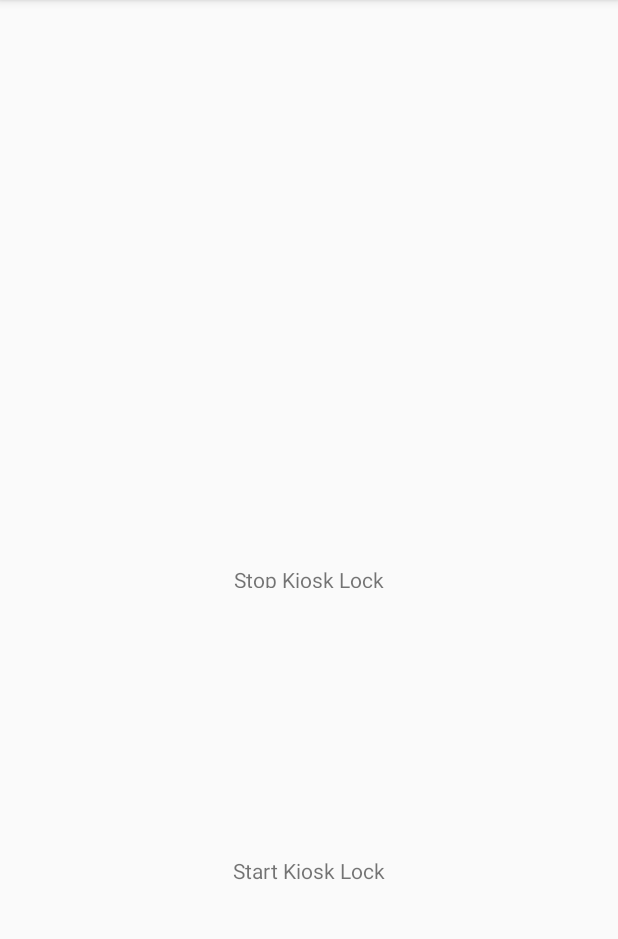
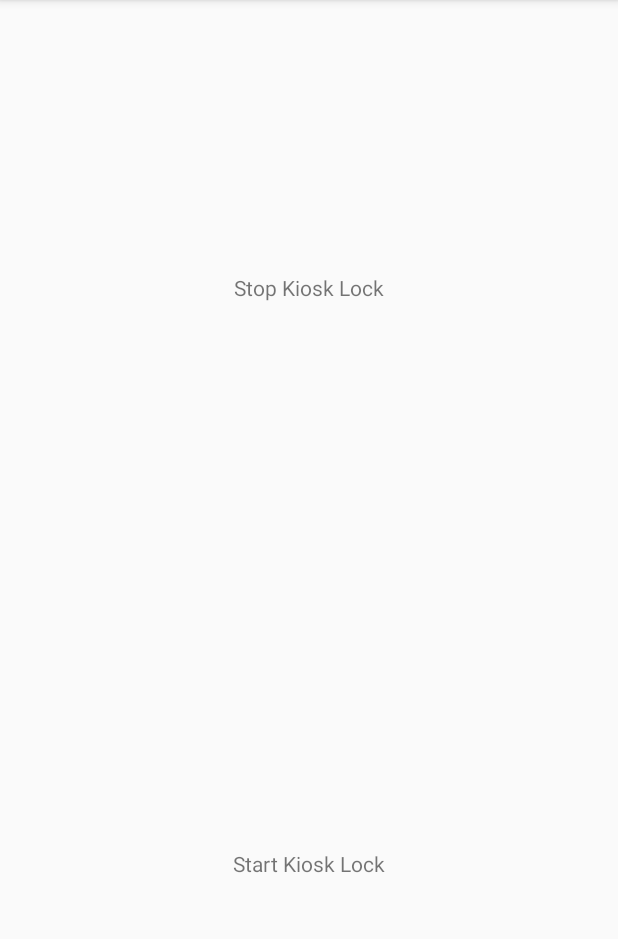
Before and after one commit to masumba/DemoKioskModeThemeLauncher, an Android app: the screen it shows after launch (ApplicationMainActivity), on a phone screen of 412 x 824 dp, the part 84-1023 px from its top. Run offline under Robolectric (Android 15) with nearby library versions, the phone set to English and light mode, and no system bars.

```diff
--- a/app/src/main/res/layout/activity_application_main.xml
+++ b/app/src/main/res/layout/activity_application_main.xml
@@ -6,34 +6,39 @@
     android:layout_height="match_parent"
     tools:context=".ApplicationMainActivity">
 
+    <LinearLayout
+        android:layout_width="match_parent"
+        android:layout_height="match_parent"
+        android:weightSum="2"
+        android:orientation="vertical">
+        <LinearLayout
+            android:layout_width="match_parent"
+            android:layout_height="match_parent"
+            android:layout_weight="1"
+            android:gravity="center">
 
             <TextView
                 android:id="@+id/textViewClick"
                 android:layout_width="wrap_content"
-        android:layout_height="15dp"
-        android:layout_marginBottom="8dp"
-        android:layout_marginEnd="8dp"
-        android:layout_marginStart="8dp"
-        android:layout_marginTop="8dp"
+                android:layout_height="wrap_content"
                 android:onClick="stopKioskLock"
-        android:text="Stop Kiosk Lock"
-        app:layout_constraintBottom_toBottomOf="parent"
-        app:layout_constraintEnd_toEndOf="parent"
-        app:layout_constraintStart_toStartOf="parent"
-        app:layout_constraintTop_toTopOf="parent" />
+                android:text="Stop Kiosk Lock"/>
+
+        </LinearLayout>
+        <LinearLayout
+            android:layout_width="match_parent"
+            android:layout_height="match_parent"
+            android:layout_weight="1"
+            android:gravity="center">
 
             <TextView
-        android:id="@+id/textView3"
                 android:layout_width="wrap_content"
                 android:layout_height="wrap_content"
-        android:layout_marginBottom="8dp"
-        android:layout_marginEnd="8dp"
-        android:layout_marginStart="8dp"
-        android:layout_marginTop="8dp"
+                android:id="@+id/textView3"
                 android:onClick="startKioskLock"
-        android:text="Start Kiosk Lock"
-        app:layout_constraintBottom_toBottomOf="parent"
-        app:layout_constraintEnd_toEndOf="parent"
-        app:layout_constraintStart_toStartOf="parent"
-        app:layout_constraintTop_toBottomOf="@+id/textViewClick" />
+                android:text="Start Kiosk Lock"/>
+
+        </LinearLayout>
+    </LinearLayout>
+
 </android.support.constraint.ConstraintLayout>
--- a/app/src/main/res/layout/activity_main.xml
+++ b/app/src/main/res/layout/activity_main.xml
@@ -4,13 +4,16 @@
     xmlns:tools="http://schemas.android.com/tools"
     android:layout_width="match_parent"
     android:layout_height="match_parent"
-    tools:context=".MainActivity">
+    tools:context=".MainActivity"
+    android:background="@color/colorPrimary"
+    android:padding="10dp">
 
     <fragment
         android:layout_width="match_parent"
         android:layout_height="match_parent"
         android:name="com.goon.demo.demothemelauncher.LauncherClasses.AppsGridFragment"
-        android:id="@+id/apps_grid"/>
+        android:id="@+id/apps_grid"
+        />
 
     <!--android:name=".AppsGridFragement"-->
 
```
Lines whose indentation alone changed are shown as unchanged.
